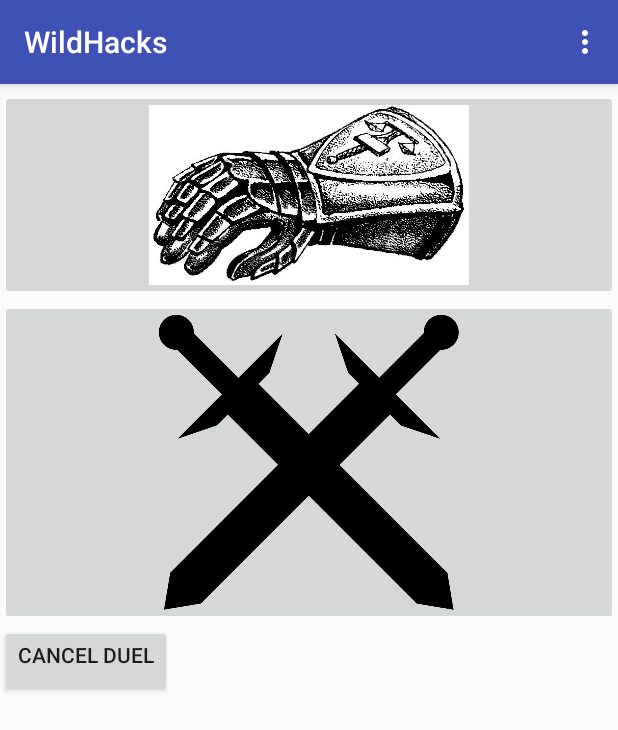
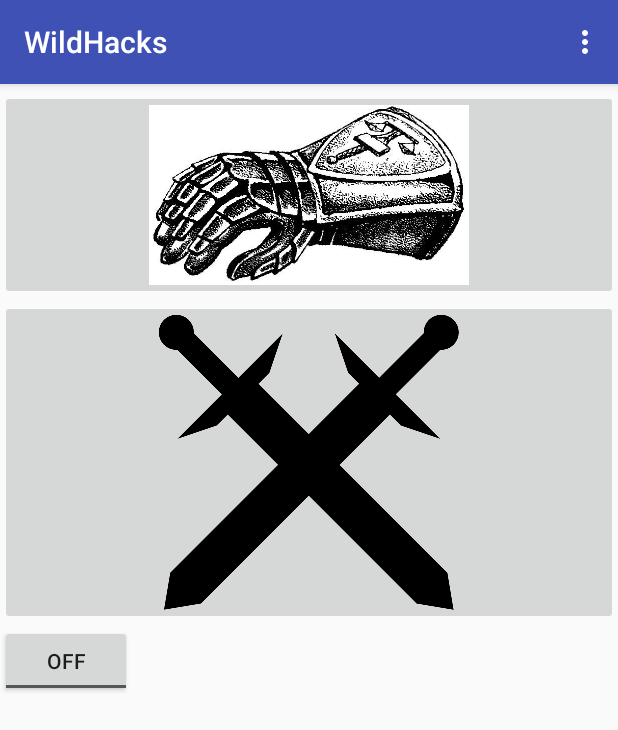
Before and after one commit to PaeP3nguin/WildHacknSlash, an Android app: the screen it shows after launch (MainActivity), on a phone screen of 412 x 824 dp. Shown: the top 730 px of the screen. Run offline under Robolectric (Android 15) with nearby library versions, the phone set to English and light mode, and no system bars; our stand-ins replace ButterKnife; libraries missing offline, so code that uses them is left out: com.devpaul.bluetoothutillib; 5 statements that could not run were skipped.

Commit message:
STAR WARS

```diff
--- a/app/src/main/java/com/paep3nguin/wildhacks/MainActivity.java
+++ b/app/src/main/java/com/paep3nguin/wildhacks/MainActivity.java
@@ -60,12 +60,14 @@ public class MainActivity extends AppCompatActivity implements SimpleBluetoothLi
     private static final int ATTACK1 = 0;
     private static final int ATTACK2 = 1;
     private static final int BLOCK1 = 2;
-    private static final int BLOCK2 = 3;
-    private static final int BLOCK3 = 4;
     private static final int BLOCK4 = 5;
     private static final int HIT_SOUND = 6;
     private static final int LOSS_SOUND = 7;
     private static final int WIN_SOUND = 8;
+    private static final int SWING_1 = 9;
+    private static final int SWING_5 = 13;
+    private static final int HIT_1 = 14;
+    private static final int HIT_7 = 20;
 
     private Dialog dialog;
     View whiteBar;
@@ -91,6 +93,7 @@ public class MainActivity extends AppCompatActivity implements SimpleBluetoothLi
     private int health = MAX_HEALTH;
     private AtomicInteger action;
     private boolean in_game = false;
+    private boolean star_wars = false;
 
     @Override
     protected void onCreate(Bundle savedInstanceState) {
@@ -120,6 +123,18 @@ public class MainActivity extends AppCompatActivity implements SimpleBluetoothLi
         soundIDs.add(soundPool.load(this, R.raw.wilhelm, 1));
         soundIDs.add(soundPool.load(this, R.raw.fatality, 1));
         soundIDs.add(soundPool.load(this, R.raw.triumph, 1));
+        soundIDs.add(soundPool.load(this, R.raw.swing_1, 1));
+        soundIDs.add(soundPool.load(this, R.raw.swing_2, 1));
+        soundIDs.add(soundPool.load(this, R.raw.swing_3, 1));
+        soundIDs.add(soundPool.load(this, R.raw.swing_4, 1));
+        soundIDs.add(soundPool.load(this, R.raw.swing_5, 1));
+        soundIDs.add(soundPool.load(this, R.raw.hit_1, 1));
+        soundIDs.add(soundPool.load(this, R.raw.hit_2, 1));
+        soundIDs.add(soundPool.load(this, R.raw.hit_3, 1));
+        soundIDs.add(soundPool.load(this, R.raw.hit_4, 1));
+        soundIDs.add(soundPool.load(this, R.raw.hit_5, 1));
+        soundIDs.add(soundPool.load(this, R.raw.hit_6, 1));
+        soundIDs.add(soundPool.load(this, R.raw.hit_7, 1));
 
         mSensorManager = (SensorManager) getSystemService(SENSOR_SERVICE);
         mAccelerometer = mSensorManager.getDefaultSensor(Sensor.TYPE_ACCELEROMETER);
@@ -277,6 +292,11 @@ public class MainActivity extends AppCompatActivity implements SimpleBluetoothLi
         dialog.dismiss();
     }
 
+    @OnClick(R.id.star_wars)
+    public void starWars() {
+        star_wars = !star_wars;
+    }
+
     @Override
     public void onDiscoveryStarted() {
 
@@ -343,11 +363,19 @@ public class MainActivity extends AppCompatActivity implements SimpleBluetoothLi
                             break;
                         }
                         if (attack == STAB) {
+                            if (star_wars) {
+                                playSound(random.nextInt((SWING_5 - SWING_1) + 1) + SWING_1);
+                            } else {
                                 playSound(ATTACK1);
+                            }
                             simpleBluetooth.sendData(STAB);
                             Log.i("Attack", "Sending STAB");
                         } else {
+                            if (star_wars) {
+                                playSound(random.nextInt((SWING_5 - SWING_1) + 1) + SWING_1);
+                            } else {
                                 playSound(ATTACK2);
+                            }
                             simpleBluetooth.sendData(attack);
                             Log.i("Attack", "Sending " + Integer.toString(attack));
                         }
@@ -357,7 +385,11 @@ public class MainActivity extends AppCompatActivity implements SimpleBluetoothLi
                     case STAB:
                         if (Math.abs(event.values[Z]) >= 9.8 + BLOCK_SENSITIVITY || attack == STAB) {
                             action.set(0);
+                            if (star_wars) {
+                                playSound(random.nextInt((HIT_7 - HIT_1) + 1) + HIT_1);
+                            } else {
                                 playSound(random.nextInt((BLOCK4 - BLOCK1) + 1) + BLOCK1);
+                            }
                             Log.i("Action", "STAB blocked!");
                             lastActionTime = System.currentTimeMillis();
                         }
@@ -365,7 +397,11 @@ public class MainActivity extends AppCompatActivity implements SimpleBluetoothLi
                     case HACK_RIGHT:
                         if (event.values[Z] <= -9.8 - BLOCK_SENSITIVITY || attack == HACK_RIGHT) {
                             action.set(0);
+                            if (star_wars) {
+                                playSound(random.nextInt((HIT_7 - HIT_1) + 1) + HIT_1);
+                            } else {
                                 playSound(random.nextInt((BLOCK4 - BLOCK1) + 1) + BLOCK1);
+                            }
                             Log.i("Action", "HACK_RIGHT blocked!");
                             lastActionTime = System.currentTimeMillis();
                         }
@@ -373,7 +409,11 @@ public class MainActivity extends AppCompatActivity implements SimpleBluetoothLi
                     case HACK_LEFT:
                         if (event.values[Z] >= 9.8 + BLOCK_SENSITIVITY || attack == HACK_LEFT) {
                             action.set(0);
+                            if (star_wars) {
+                                playSound(random.nextInt((HIT_7 - HIT_1) + 1) + HIT_1);
+                            } else {
                                 playSound(random.nextInt((BLOCK4 - BLOCK1) + 1) + BLOCK1);
+                            }
                             Log.i("Action", "HACK_LEFT blocked!");
                             lastActionTime = System.currentTimeMillis();
                         }
@@ -381,7 +421,11 @@ public class MainActivity extends AppCompatActivity implements SimpleBluetoothLi
                     case HACK_VERTICAL:
                         if (event.values[Z] <= -9.8 - BLOCK_SENSITIVITY || attack == HACK_VERTICAL) {
                             action.set(0);
+                            if (star_wars) {
+                                playSound(random.nextInt((HIT_7 - HIT_1) + 1) + HIT_1);
+                            } else {
                                 playSound(random.nextInt((BLOCK4 - BLOCK1) + 1) + BLOCK1);
+                            }
                             Log.i("Action", "HACK_VERTICAL blocked!");
                             lastActionTime = System.currentTimeMillis();
                         }
--- a/app/src/main/res/layout/activity_main.xml
+++ b/app/src/main/res/layout/activity_main.xml
@@ -40,12 +40,11 @@
             android:layout_height="wrap_content"
             android:src="@drawable/crossed_swords"/>
 
-        <Button
-            android:id="@+id/cancel_duel"
+        <ToggleButton
+            android:id="@+id/star_wars"
             android:layout_width="wrap_content"
             android:layout_height="wrap_content"
-            android:gravity="center_horizontal"
-            android:text="Cancel duel"/>
+            android:text="Star wars"/>
     </LinearLayout>
 
 </android.support.design.widget.CoordinatorLayout>
```
Lines whose indentation alone changed are shown as unchanged.
